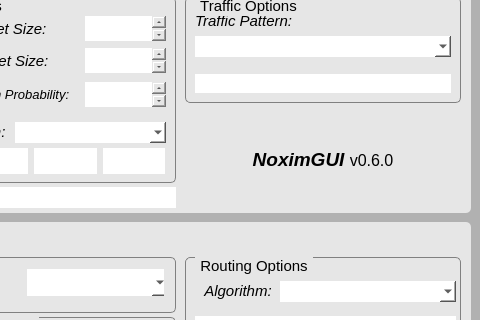
Before: the Qt Designer form noximgui.ui in mvxt/noximGUI, drawn with Qt 5; both pictures show x 370 to 850 and y 96 to 416 of the 850 by 892 pixel window.
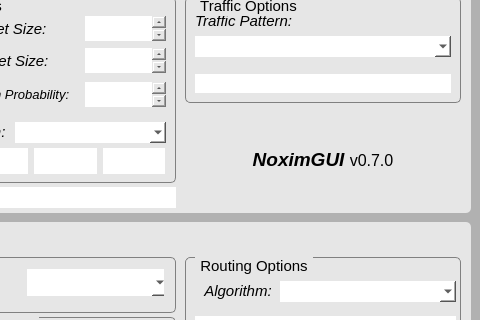
After: the same form once the commit is applied. Icons and pictures are not drawn.

```diff
--- a/noximgui.ui
+++ b/noximgui.ui
@@ -1161,7 +1161,7 @@
          </rect>
         </property>
         <property name="text">
-         <string>&lt;html&gt;&lt;head/&gt;&lt;body&gt;&lt;p align=&quot;center&quot;&gt;&lt;span style=&quot; font-size:14pt; font-weight:600; font-style:italic;&quot;&gt;NoximGUI &lt;/span&gt;&lt;span style=&quot; font-size:12pt;&quot;&gt;v0.6.0&lt;/span&gt;&lt;/p&gt;&lt;/body&gt;&lt;/html&gt;</string>
+         <string>&lt;html&gt;&lt;head/&gt;&lt;body&gt;&lt;p align=&quot;center&quot;&gt;&lt;span style=&quot; font-size:14pt; font-weight:600; font-style:italic;&quot;&gt;NoximGUI &lt;/span&gt;&lt;span style=&quot; font-size:12pt;&quot;&gt;v0.7.0&lt;/span&gt;&lt;/p&gt;&lt;/body&gt;&lt;/html&gt;</string>
         </property>
        </widget>
       </widget>
```
